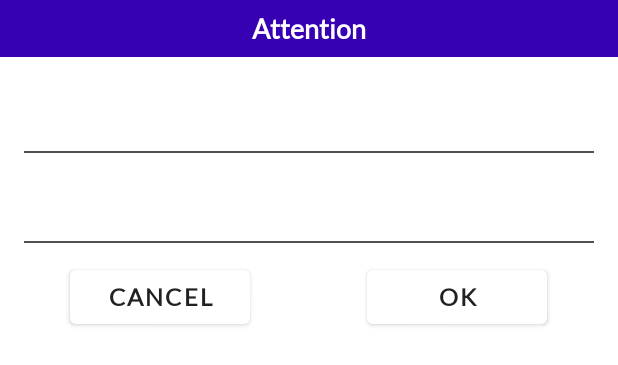
After one commit to pusp4k/Gurusiksha-for-student, an Android app: the layout custom_dialog.xml on its own in the app's theme, with its tools: preview values and no code run, on a phone screen of 412 x 824 dp. The commit adds this screen. Shown: the top 365 px of the screen. Run offline under Robolectric (Android 15) with nearby library versions, the phone set to English and light mode, and no system bars.

Commit message:
[Runtime Permission]
Custom Dialog Added

```diff
--- a/app/src/main/java/com/puspak/habraCarService/SplashScreen/SplashScreen.java
+++ b/app/src/main/java/com/puspak/habraCarService/SplashScreen/SplashScreen.java
@@ -1,16 +1,18 @@
 package com.puspak.habraCarService.SplashScreen;
 
 import android.Manifest;
-import android.content.DialogInterface;
+import android.annotation.SuppressLint;
 import android.content.Intent;
 import android.content.IntentSender;
 import android.content.pm.PackageManager;
-import android.graphics.Typeface;
 import android.net.Uri;
 import android.os.Build;
 import android.os.Bundle;
 import android.provider.Settings;
 import android.util.Log;
+import android.view.LayoutInflater;
+import android.view.View;
+import android.widget.Button;
 import android.widget.TextView;
 
 import androidx.annotation.NonNull;
@@ -20,15 +22,12 @@ import androidx.appcompat.app.AlertDialog;
 import androidx.appcompat.app.AppCompatActivity;
 import androidx.core.app.ActivityCompat;
 import androidx.core.content.ContextCompat;
-import androidx.core.content.res.ResourcesCompat;
 
-import com.google.android.gms.tasks.OnSuccessListener;
 import com.google.android.play.core.appupdate.AppUpdateManager;
 import com.google.android.play.core.appupdate.AppUpdateManagerFactory;
 import com.google.android.play.core.install.model.AppUpdateType;
 import com.google.android.play.core.install.model.UpdateAvailability;
 import com.google.firebase.dynamiclinks.FirebaseDynamicLinks;
-import com.google.firebase.dynamiclinks.PendingDynamicLinkData;
 import com.puspak.habraCarService.MainActivity;
 import com.puspak.habraCarService.R;
 
@@ -115,7 +114,7 @@ public class SplashScreen extends AppCompatActivity {
                         Log.d(TAG, "Deep Link: " + deepLink.toString());
                         String referralId = deepLink.getQueryParameter("invitedby");
 
-                        if(referralId != null) {
+                        if (referralId != null) {
                             Log.d(TAG, "getDynamicLink: " + referralId);
                         }
 
@@ -126,6 +125,9 @@ public class SplashScreen extends AppCompatActivity {
                 .addOnFailureListener(this, e -> Log.w(TAG, "getDynamicLink:onFailure", e));
     }
 
+    /**
+     * @apiNote appUpdateManager
+     */
     private void checkInAppUpdate() {
         // Creates instance of the manager.
         AppUpdateManager appUpdateManager = AppUpdateManagerFactory.create(this);
@@ -157,7 +159,9 @@ public class SplashScreen extends AppCompatActivity {
         }).addOnFailureListener(Throwable::printStackTrace);
     }
 
-
+    /**
+     * @implSpec startActivity
+     */
     private void goToHome() {
         startActivity(new Intent(SplashScreen.this, MainActivity.class));
         finish();
@@ -201,57 +205,64 @@ public class SplashScreen extends AppCompatActivity {
                     // ShouldShowRequestPermissionRational will return true
                     // -----------------------------------------------------------------------------//
                     if (ActivityCompat.shouldShowRequestPermissionRationale(this, permName)) {
-                        showDialog("", R.string.app_permission_msg, R.string.yes,
+                        showDialog(R.string.app_permission_msg, true);
 
-                                (dialogInterface, i) -> {
-                                    dialogInterface.dismiss();
-                                    requestPermission();
-                                },
-                                R.string.no, (dialogInterface, i) -> {
-                                    dialogInterface.dismiss();
-                                    finish();
-                                }, false);
                     } else {
                         // Permission is denied [Never ask again is checked]
                         // Ask user to go to settings and manually allow permission
-                        showDialog("", R.string.permission_denied_msg, R.string.setting_msg,
-                                (dialogInterface, i) -> {
-                                    dialogInterface.dismiss();
 
-                                    // Go to Settings
-                                    Intent intent = new Intent(Settings.ACTION_APPLICATION_DETAILS_SETTINGS,
-                                            Uri.fromParts("package", getPackageName(), null));
-                                    intent.addFlags(Intent.FLAG_ACTIVITY_NEW_TASK);
-                                    startActivity(intent);
-                                    finish();
-                                },
-                                R.string.no, (dialogInterface, i) -> {
-                                    dialogInterface.dismiss();
-                                    finish();
-                                }, false);
+                        showDialog(R.string.permission_denied_msg, false);
+
                         break;
                     }
 
                 }
+
             }
 
         }
 
     }
 
-    public void showDialog(String title, int msg, int positiveLabel,
-                           DialogInterface.OnClickListener positiveClick,
-                           int negativeLabel, DialogInterface.OnClickListener negativeClick,
-                           boolean isCancelAble) {
+    private void showDialog(int msg,
+                            boolean shouldShowRequest) {
 
         AlertDialog.Builder builder = new AlertDialog.Builder(this);
-        builder.setTitle(title);
-        builder.setCancelable(isCancelAble);
-        builder.setMessage(msg);
-        builder.setPositiveButton(positiveLabel, positiveClick);
-        builder.setNegativeButton(negativeLabel, negativeClick);
+        LayoutInflater inflater = this.getLayoutInflater();
+        @SuppressLint("InflateParams") View dialogInterface = inflater.inflate(R.layout.custom_dialog, null);
+        builder.setView(dialogInterface);
+
+        TextView dialogTitle = dialogInterface.findViewById(R.id.dialogTitle);
+        TextView dialogMessage = dialogInterface.findViewById(R.id.dialogMessage);
+        Button dialogPositive = dialogInterface.findViewById(R.id.dialogPositive);
+        Button dialogNegative = dialogInterface.findViewById(R.id.dialogNegative);
+
+        dialogTitle.setText(R.string.app_permission_title);
+        dialogMessage.setText(msg);
 
         AlertDialog alert = builder.create();
+        alert.setCancelable(false);
+
+        dialogPositive.setOnClickListener(view -> {
+            if (shouldShowRequest) {
+                alert.dismiss();
+                requestPermission();
+            } else {
+                // Go to Settings
+                alert.dismiss();
+                Intent intent = new Intent(Settings.ACTION_APPLICATION_DETAILS_SETTINGS,
+                        Uri.fromParts("package", getPackageName(), null));
+                intent.addFlags(Intent.FLAG_ACTIVITY_NEW_TASK);
+                startActivity(intent);
+                finish();
+            }
+        });
+
+        dialogNegative.setOnClickListener(v -> {
+            alert.dismiss();
+            finish();
+        });
+
         alert.show();
     }
 
--- /dev/null
+++ b/app/src/main/res/layout/custom_dialog.xml
@@ -0,0 +1,127 @@
+<?xml version="1.0" encoding="utf-8"?>
+<LinearLayout xmlns:android="http://schemas.android.com/apk/res/android"
+    android:layout_width="match_parent"
+    android:layout_height="wrap_content"
+    android:orientation="vertical">
+
+    <LinearLayout
+        android:layout_width="match_parent"
+        android:layout_height="wrap_content"
+        android:background="@color/colorPrimaryDark">
+
+        <TextView
+            android:layout_width="0dp"
+            android:layout_height="wrap_content"
+            android:layout_weight="1"
+            android:padding="@dimen/dimen_8dp"
+            android:text="@string/attention"
+            android:textAlignment="center"
+            android:textColor="@color/white"
+            android:textSize="@dimen/dimen_18sp"
+            android:textStyle="bold" />
+
+    </LinearLayout>
+
+    <LinearLayout
+        android:layout_width="match_parent"
+        android:layout_height="wrap_content"
+        android:layout_margin="@dimen/dimen_8dp"
+        android:gravity="center">
+
+        <TextView
+            android:id="@+id/dialogTitle"
+            android:layout_width="match_parent"
+            android:layout_height="wrap_content"
+            android:layout_marginTop="@dimen/dimen_4dp"
+            android:layout_marginBottom="@dimen/dimen_4dp"
+            android:gravity="center"
+            android:padding="@dimen/dimen_8dp"
+            android:textColor="@color/blk"
+            android:textSize="@dimen/dimen_20sp"
+            android:textStyle="bold" />
+
+    </LinearLayout>
+
+    <View
+        android:layout_width="match_parent"
+        android:layout_height="1dp"
+        android:layout_marginStart="@dimen/dimen_16dp"
+        android:layout_marginEnd="@dimen/dimen_16dp"
+        android:background="@color/dark_grey" />
+
+    <LinearLayout
+        android:layout_width="match_parent"
+        android:layout_height="wrap_content"
+        android:layout_margin="@dimen/dimen_8dp"
+        android:gravity="center"
+        android:orientation="horizontal">
+
+        <TextView
+            android:id="@+id/dialogMessage"
+            android:layout_width="match_parent"
+            android:layout_height="wrap_content"
+            android:layout_marginTop="@dimen/dimen_4dp"
+            android:layout_marginBottom="@dimen/dimen_4dp"
+            android:gravity="center_horizontal"
+            android:padding="@dimen/dimen_8dp"
+            android:textColor="@color/blk"
+            android:textSize="@dimen/dimen_16sp"
+            android:textStyle="bold" />
+
+    </LinearLayout>
+
+    <View
+        android:layout_width="match_parent"
+        android:layout_height="1dp"
+        android:layout_marginStart="@dimen/dimen_16dp"
+        android:layout_marginEnd="@dimen/dimen_16dp"
+        android:background="@color/dark_grey" />
+
+    <LinearLayout
+        android:layout_width="match_parent"
+        android:layout_height="wrap_content"
+        android:layout_margin="@dimen/dimen_8dp"
+        android:orientation="horizontal">
+
+        <LinearLayout
+            android:layout_width="match_parent"
+            android:layout_height="wrap_content"
+            android:layout_marginTop="@dimen/dimen_4dp"
+            android:layout_marginBottom="@dimen/dimen_4dp"
+            android:layout_weight="1"
+            android:gravity="center">
+
+            <Button
+                android:id="@+id/dialogNegative"
+                android:layout_width="120dp"
+                android:layout_height="wrap_content"
+                android:layout_gravity="end"
+                android:text="@string/cancel"
+                android:textColor="@color/blk"
+                android:textSize="@dimen/dimen_16sp"
+                android:textStyle="bold" />
+
+        </LinearLayout>
+
+        <LinearLayout
+            android:layout_width="match_parent"
+            android:layout_height="wrap_content"
+            android:layout_marginTop="@dimen/dimen_4dp"
+            android:layout_marginBottom="@dimen/dimen_4dp"
+            android:layout_weight="1"
+            android:gravity="center">
+
+            <Button
+                android:id="@+id/dialogPositive"
+                android:layout_width="120dp"
+                android:layout_height="wrap_content"
+                android:text="@string/ok"
+                android:textColor="@color/blk"
+                android:textSize="@dimen/dimen_16sp"
+                android:textStyle="bold" />
+        </LinearLayout>
+
+    </LinearLayout>
+
+
+</LinearLayout>
--- a/app/src/main/res/values/strings.xml
+++ b/app/src/main/res/values/strings.xml
@@ -22,4 +22,8 @@
     <string name="no">No</string>
     <string name="yes">Yes</string>
     <string name="setting_msg">Go to Setting</string>
+    <string name="attention">Attention</string>
+    <string name="cancel">Cancel</string>
+    <string name="ok">OK</string>
+    <string name="app_permission_title">Required Permission</string>
 </resources>
--- a/app/src/main/res/values/styles.xml
+++ b/app/src/main/res/values/styles.xml
@@ -6,7 +6,7 @@
         <item name="colorPrimaryDark">@color/colorPrimaryDark</item>
         <item name="colorAccent">@color/colorAccent</item>
         <item name="android:textColor">@color/primaryTextColor</item>
-        <item name="fontFamily">@font/script_mt</item>
+        <item name="fontFamily">@font/lato_regular</item>
     </style>
 
     <style name="AppTheme.NoActionBar">
```
